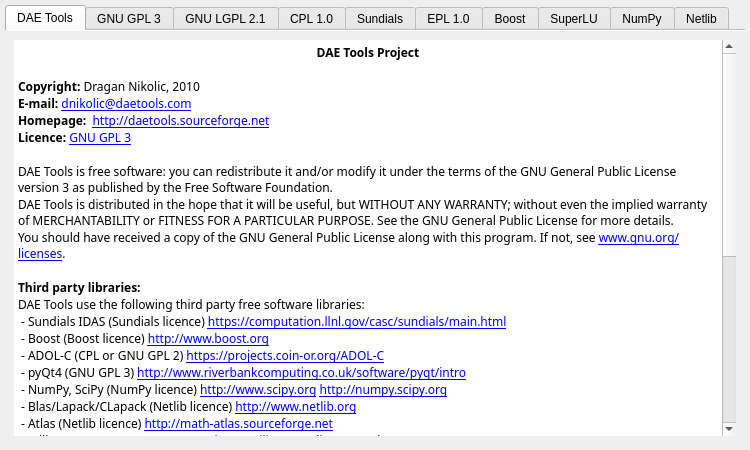
Qt form trunk/daetools-package/daetools/dae_plotter/about.ui (v1kko/daetools) before a commit.
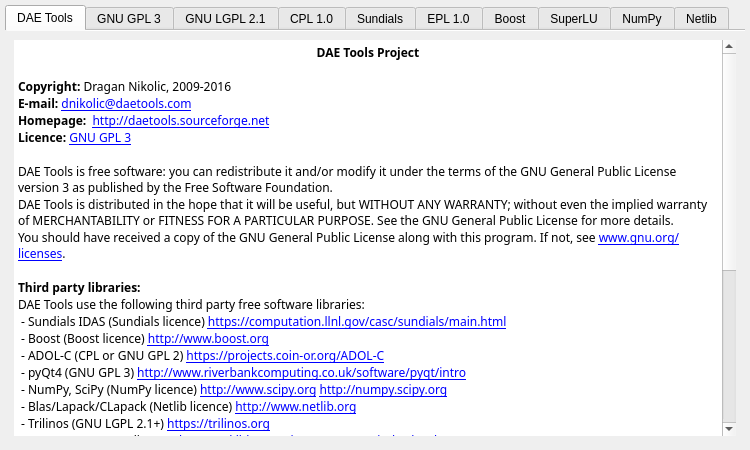
The same form after that commit. Icons and pictures are not drawn.

```diff
--- a/trunk/daetools-package/daetools/dae_plotter/about.ui
+++ b/trunk/daetools-package/daetools/dae_plotter/about.ui
@@ -71,7 +71,7 @@
 &lt;/style&gt;&lt;/head&gt;&lt;body style=&quot; font-family:'Sans Serif'; font-size:11pt; font-weight:400; font-style:normal;&quot;&gt;
 &lt;p align=&quot;center&quot; style=&quot; margin-top:0px; margin-bottom:0px; margin-left:0px; margin-right:0px; -qt-block-indent:0; text-indent:0px;&quot;&gt;&lt;span style=&quot; font-size:9pt; font-weight:600;&quot;&gt;DAE Tools Project&lt;/span&gt;&lt;/p&gt;
 &lt;p style=&quot;-qt-paragraph-type:empty; margin-top:0px; margin-bottom:0px; margin-left:0px; margin-right:0px; -qt-block-indent:0; text-indent:0px; font-size:9pt;&quot;&gt;&lt;br /&gt;&lt;/p&gt;
-&lt;p style=&quot; margin-top:0px; margin-bottom:0px; margin-left:0px; margin-right:0px; -qt-block-indent:0; text-indent:0px;&quot;&gt;&lt;span style=&quot; font-size:9pt; font-weight:600;&quot;&gt;Copyright:&lt;/span&gt;&lt;span style=&quot; font-size:9pt;&quot;&gt; Dragan Nikolic, 2010&lt;/span&gt;&lt;/p&gt;
+&lt;p style=&quot; margin-top:0px; margin-bottom:0px; margin-left:0px; margin-right:0px; -qt-block-indent:0; text-indent:0px;&quot;&gt;&lt;span style=&quot; font-size:9pt; font-weight:600;&quot;&gt;Copyright:&lt;/span&gt;&lt;span style=&quot; font-size:9pt;&quot;&gt; Dragan Nikolic, 2009-2016&lt;/span&gt;&lt;/p&gt;
 &lt;p style=&quot; margin-top:0px; margin-bottom:0px; margin-left:0px; margin-right:0px; -qt-block-indent:0; text-indent:0px;&quot;&gt;&lt;span style=&quot; font-size:9pt; font-weight:600;&quot;&gt;E-mail:&lt;/span&gt;&lt;span style=&quot; font-size:9pt;&quot;&gt; &lt;/span&gt;&lt;a href=&quot;dnikolic@daetools.com&quot;&gt;&lt;span style=&quot; font-size:9pt; text-decoration: underline; color:#0000ff;&quot;&gt;dnikolic@daetools.com&lt;/span&gt;&lt;/a&gt;&lt;/p&gt;
 &lt;p style=&quot; margin-top:0px; margin-bottom:0px; margin-left:0px; margin-right:0px; -qt-block-indent:0; text-indent:0px;&quot;&gt;&lt;span style=&quot; font-size:9pt; font-weight:600;&quot;&gt;Homepage:&lt;/span&gt;&lt;span style=&quot; font-size:9pt;&quot;&gt;  &lt;/span&gt;&lt;a href=&quot;http://daetools.sourceforge.net&quot;&gt;&lt;span style=&quot; font-size:9pt; text-decoration: underline; color:#0000ff;&quot;&gt;http://daetools.sourceforge.net&lt;/span&gt;&lt;/a&gt;&lt;span style=&quot; font-size:9pt;&quot;&gt;  &lt;/span&gt;&lt;/p&gt;
 &lt;p style=&quot; margin-top:0px; margin-bottom:0px; margin-left:0px; margin-right:0px; -qt-block-indent:0; text-indent:0px;&quot;&gt;&lt;span style=&quot; font-size:9pt; font-weight:600;&quot;&gt;Licence: &lt;/span&gt;&lt;a href=&quot;http://www.gnu.org/licenses/gpl.html&quot;&gt;&lt;span style=&quot; font-size:9pt; text-decoration: underline; color:#0000ff;&quot;&gt;GNU GPL 3&lt;/span&gt;&lt;/a&gt;&lt;/p&gt;
@@ -88,12 +88,10 @@
 &lt;p style=&quot; margin-top:0px; margin-bottom:0px; margin-left:0px; margin-right:0px; -qt-block-indent:0; text-indent:0px;&quot;&gt;&lt;span style=&quot; font-size:9pt;&quot;&gt; - pyQt4 (GNU GPL 3) &lt;/span&gt;&lt;a href=&quot;http://qt.nokia.com, http://www.riverbankcomputing.co.uk/software/pyqt/intro&quot;&gt;&lt;span style=&quot; font-size:9pt; text-decoration: underline; color:#0000ff;&quot;&gt;http://www.riverbankcomputing.co.uk/software/pyqt/intro&lt;/span&gt;&lt;/a&gt;&lt;/p&gt;
 &lt;p style=&quot; margin-top:0px; margin-bottom:0px; margin-left:0px; margin-right:0px; -qt-block-indent:0; text-indent:0px;&quot;&gt;&lt;span style=&quot; font-size:9pt;&quot;&gt; - NumPy, SciPy (NumPy licence) &lt;/span&gt;&lt;a href=&quot;http://www.scipy.org&quot;&gt;&lt;span style=&quot; font-size:9pt; text-decoration: underline; color:#0000ff;&quot;&gt;http://www.scipy.org&lt;/span&gt;&lt;/a&gt;&lt;span style=&quot; font-size:9pt;&quot;&gt; &lt;/span&gt;&lt;a href=&quot;http://numpy.scipy.org&quot;&gt;&lt;span style=&quot; font-size:9pt; text-decoration: underline; color:#0000ff;&quot;&gt;http://numpy.scipy.org&lt;/span&gt;&lt;/a&gt;&lt;/p&gt;
 &lt;p style=&quot; margin-top:0px; margin-bottom:0px; margin-left:0px; margin-right:0px; -qt-block-indent:0; text-indent:0px;&quot;&gt;&lt;span style=&quot; font-size:9pt;&quot;&gt; - Blas/Lapack/CLapack (Netlib licence) &lt;/span&gt;&lt;a href=&quot;http://www.netlib.org&quot;&gt;&lt;span style=&quot; font-size:9pt; text-decoration: underline; color:#0000ff;&quot;&gt;http://www.netlib.org&lt;/span&gt;&lt;/a&gt;&lt;/p&gt;
-&lt;p style=&quot; margin-top:0px; margin-bottom:0px; margin-left:0px; margin-right:0px; -qt-block-indent:0; text-indent:0px;&quot;&gt;&lt;span style=&quot; font-size:9pt;&quot;&gt; - Atlas (Netlib licence) &lt;/span&gt;&lt;a href=&quot;http://math-atlas.sourceforge.net&quot;&gt;&lt;span style=&quot; font-size:9pt; text-decoration: underline; color:#0000ff;&quot;&gt;http://math-atlas.sourceforge.net&lt;/span&gt;&lt;/a&gt;&lt;/p&gt;
-&lt;p style=&quot; margin-top:0px; margin-bottom:0px; margin-left:0px; margin-right:0px; -qt-block-indent:0; text-indent:0px;&quot;&gt;&lt;span style=&quot; font-size:9pt;&quot;&gt; - Trilinos Amesos (GNU LGPL 2.1+) &lt;/span&gt;&lt;a href=&quot;http://trilinos.sandia.gov/packages/amesos&quot;&gt;&lt;span style=&quot; font-size:9pt; text-decoration: underline; color:#0000ff;&quot;&gt;http://trilinos.sandia.gov/packages/amesos&lt;/span&gt;&lt;/a&gt;&lt;/p&gt;
+&lt;p style=&quot; margin-top:0px; margin-bottom:0px; margin-left:0px; margin-right:0px; -qt-block-indent:0; text-indent:0px;&quot;&gt;&lt;span style=&quot; font-size:9pt;&quot;&gt; - Trilinos (GNU LGPL 2.1+) &lt;/span&gt;&lt;a href=&quot;https://trilinos.org&quot;&gt;&lt;span style=&quot; font-size:9pt; text-decoration: underline; color:#0000ff;&quot;&gt;https://trilinos.org&lt;/span&gt;&lt;/a&gt;&lt;/p&gt;
 &lt;p style=&quot; margin-top:0px; margin-bottom:0px; margin-left:0px; margin-right:0px; -qt-block-indent:0; text-indent:0px;&quot;&gt;&lt;span style=&quot; font-size:9pt;&quot;&gt; - SuperLU (SuperLU licence) &lt;/span&gt;&lt;a href=&quot;http://crd.lbl.gov/~xiaoye/SuperLU/index.html&quot;&gt;&lt;span style=&quot; font-size:9pt; text-decoration: underline; color:#0000ff;&quot;&gt;http://crd.lbl.gov/~xiaoye/SuperLU/index.html&lt;/span&gt;&lt;/a&gt;&lt;/p&gt;
 &lt;p style=&quot; margin-top:0px; margin-bottom:0px; margin-left:0px; margin-right:0px; -qt-block-indent:0; text-indent:0px;&quot;&gt;&lt;span style=&quot; font-size:9pt;&quot;&gt; - Umfpack (GNU GPL 2+) &lt;/span&gt;&lt;a href=&quot;http://www.cise.ufl.edu/research/sparse/umfpack&quot;&gt;&lt;span style=&quot; font-size:9pt; text-decoration: underline; color:#0000ff;&quot;&gt;http://www.cise.ufl.edu/research/sparse/umfpack&lt;/span&gt;&lt;/a&gt;&lt;/p&gt;
 &lt;p style=&quot; margin-top:0px; margin-bottom:0px; margin-left:0px; margin-right:0px; -qt-block-indent:0; text-indent:0px;&quot;&gt;&lt;span style=&quot; font-size:9pt;&quot;&gt; - MUMPS (public domain) &lt;/span&gt;&lt;a href=&quot;http://graal.ens-lyon.fr/MUMPS&quot;&gt;&lt;span style=&quot; font-size:9pt; text-decoration: underline; color:#0000ff;&quot;&gt;http://graal.ens-lyon.fr/MUMPS&lt;/span&gt;&lt;/a&gt;&lt;/p&gt;
-&lt;p style=&quot; margin-top:0px; margin-bottom:0px; margin-left:0px; margin-right:0px; -qt-block-indent:0; text-indent:0px;&quot;&gt;&lt;span style=&quot; font-size:9pt;&quot;&gt; - PORD (Juergen Schulze, University of Paderborn)&lt;/span&gt;&lt;/p&gt;
 &lt;p style=&quot; margin-top:0px; margin-bottom:0px; margin-left:0px; margin-right:0px; -qt-block-indent:0; text-indent:0px;&quot;&gt;&lt;span style=&quot; font-size:9pt;&quot;&gt; - IPOPT (EPL) &lt;/span&gt;&lt;a href=&quot;https://projects.coin-or.org/Ipopt&quot;&gt;&lt;span style=&quot; font-size:9pt; text-decoration: underline; color:#0000ff;&quot;&gt;https://projects.coin-or.org/Ipopt&lt;/span&gt;&lt;/a&gt;&lt;/p&gt;
 &lt;p style=&quot; margin-top:0px; margin-bottom:0px; margin-left:0px; margin-right:0px; -qt-block-indent:0; text-indent:0px;&quot;&gt;&lt;span style=&quot; font-size:9pt;&quot;&gt; - Bonmin (CPL) &lt;/span&gt;&lt;a href=&quot;https://projects.coin-or.org/Bonmin&quot;&gt;&lt;span style=&quot; font-size:9pt; text-decoration: underline; color:#0000ff;&quot;&gt;https://projects.coin-or.org/Bonmin&lt;/span&gt;&lt;/a&gt;&lt;/p&gt;
 &lt;p style=&quot; margin-top:0px; margin-bottom:0px; margin-left:0px; margin-right:0px; -qt-block-indent:0; text-indent:0px;&quot;&gt;&lt;span style=&quot; font-size:9pt;&quot;&gt; - NLOPT (GNU LGPL 2.1+) &lt;/span&gt;&lt;a href=&quot;http://ab-initio.mit.edu/wiki/index.php/NLopt&quot;&gt;&lt;span style=&quot; font-size:9pt; text-decoration: underline; color:#0000ff;&quot;&gt;http://ab-initio.mit.edu/wiki/index.php/NLopt&lt;/span&gt;&lt;/a&gt;&lt;/p&gt;
@@ -102,8 +100,7 @@
 &lt;p style=&quot; margin-top:0px; margin-bottom:0px; margin-left:0px; margin-right:0px; -qt-block-indent:0; text-indent:0px;&quot;&gt;&lt;span style=&quot; font-size:9pt;&quot;&gt;DAE Tools can optionally use the following proprietary software libraries:&lt;/span&gt;&lt;/p&gt;
 &lt;p style=&quot; margin-top:0px; margin-bottom:0px; margin-left:0px; margin-right:0px; -qt-block-indent:0; text-indent:0px;&quot;&gt;&lt;span style=&quot; font-size:9pt;&quot;&gt; - Intel Pardiso solver &lt;/span&gt;&lt;a href=&quot;https://software.intel.com/en-us/intel-mkl&quot;&gt;&lt;span style=&quot; font-size:9pt; text-decoration: underline; color:#0000ff;&quot;&gt;https://software.intel.com/en-us/intel-mkl&lt;/span&gt;&lt;/a&gt;&lt;/p&gt;
 &lt;p style=&quot; margin-top:0px; margin-bottom:0px; margin-left:0px; margin-right:0px; -qt-block-indent:0; text-indent:0px;&quot;&gt;&lt;span style=&quot; font-size:9pt;&quot;&gt; - Pardiso solver &lt;/span&gt;&lt;a href=&quot;http://www.pardiso-project.org&quot;&gt;&lt;span style=&quot; font-size:9pt; text-decoration: underline; color:#0000ff;&quot;&gt;http://www.pardiso-project.org&lt;/span&gt;&lt;/a&gt;&lt;/p&gt;
-&lt;p style=&quot; margin-top:0px; margin-bottom:0px; margin-left:0px; margin-right:0px; -qt-block-indent:0; text-indent:0px;&quot;&gt;&lt;span style=&quot; font-size:9pt;&quot;&gt; - METIS &lt;/span&gt;&lt;a href=&quot;http://glaros.dtc.umn.edu/gkhome/views/metis&quot;&gt;&lt;span style=&quot; font-size:9pt; text-decoration: underline; color:#0000ff;&quot;&gt;http://glaros.dtc.umn.edu/gkhome/views/metis&lt;/span&gt;&lt;/a&gt;&lt;/p&gt;
-&lt;p style=&quot;-qt-paragraph-type:empty; margin-top:0px; margin-bottom:0px; margin-left:0px; margin-right:0px; -qt-block-indent:0; text-indent:0px; font-size:9pt;&quot;&gt;&lt;br /&gt;&lt;/p&gt;
+&lt;p style=&quot;-qt-paragraph-type:empty; margin-top:0px; margin-bottom:0px; margin-left:0px; margin-right:0px; -qt-block-indent:0; text-indent:0px;&quot;&gt;&lt;br /&gt;&lt;/p&gt;
 &lt;p style=&quot; margin-top:0px; margin-bottom:0px; margin-left:0px; margin-right:0px; -qt-block-indent:0; text-indent:0px;&quot;&gt;&lt;span style=&quot; font-size:9pt; font-weight:600;&quot;&gt;NOTE:&lt;/span&gt;&lt;/p&gt;
 &lt;p style=&quot; margin-top:0px; margin-bottom:0px; margin-left:0px; margin-right:0px; -qt-block-indent:0; text-indent:0px;&quot;&gt;&lt;span style=&quot; font-size:9pt; font-weight:600;&quot;&gt;It is YOUR RESPONSIBILITY to ensure that you are entitled to download and use &lt;/span&gt;&lt;/p&gt;
 &lt;p style=&quot; margin-top:0px; margin-bottom:0px; margin-left:0px; margin-right:0px; -qt-block-indent:0; text-indent:0px;&quot;&gt;&lt;span style=&quot; font-size:9pt; font-weight:600;&quot;&gt;these third-party proprietary libraries.&lt;/span&gt;&lt;/p&gt;
```
Left out of the diff: 11 changed lines with no effect on the pictures.
